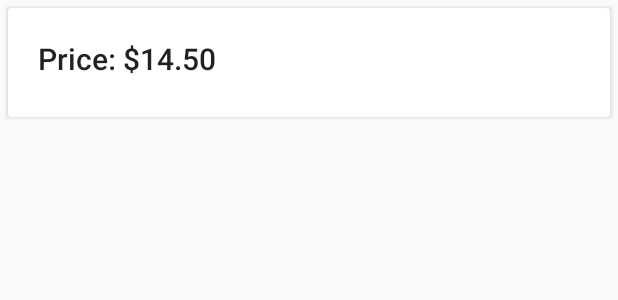
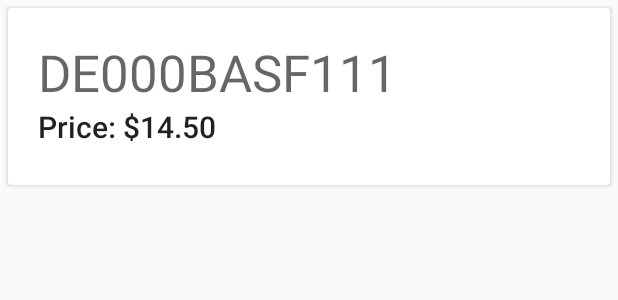
Before and after one commit to DuM4ll3/WebSocketDemo, an Android app: the layout list_item.xml on its own in the app's theme, with its tools: preview values and no code run, on a phone screen of 412 x 824 dp. Shown: the top 300 px of the screen. Run offline under Robolectric (Android 15) with nearby library versions, the phone set to English and light mode, and no system bars.

```diff
--- a/app/src/main/res/layout/list_item.xml
+++ b/app/src/main/res/layout/list_item.xml
@@ -13,14 +13,21 @@
             android:focusable="true"
             android:layout_margin="5dp">
 
-        <RelativeLayout
+        <LinearLayout
+                android:orientation="vertical"
                 android:layout_width="match_parent"
                 android:layout_height="wrap_content"
                 android:padding="20dp">
 
+            <TextView android:layout_width="match_parent"
+                      android:layout_height="wrap_content"
+                      android:maxLines="1"
+                      android:ellipsize="end"
+                      android:text="@{item.isin}"
+                      android:textAppearance="@style/Base.TextAppearance.AppCompat.Display1"
+                      tools:text="DE000BASF111"/>
+
             <TextView
-                    android:id="@+id/title"
-                    android:transitionName="item_title"
                     android:layout_width="match_parent"
                     android:layout_height="wrap_content"
                     android:layout_marginBottom="5dp"
@@ -30,6 +37,6 @@
                     android:text="@{@string/formated_price(item.price)}"
                     android:textAppearance="@style/Base.TextAppearance.AppCompat.Title"
                     tools:text="Price: $14.50" />
-        </RelativeLayout>
+        </LinearLayout>
     </android.support.v7.widget.CardView>
 </layout>
```
Also changed, not shown: app/src/main/java/ferraz/trade/app/model/AutoUpdatableAdapter.kt (added, +26 -0 lines), app/src/main/java/ferraz/trade/app/model/StockAdapter.kt (+9 -3 lines), app/src/main/java/ferraz/trade/app/view/MainActivity.kt (+14 -10 lines).
